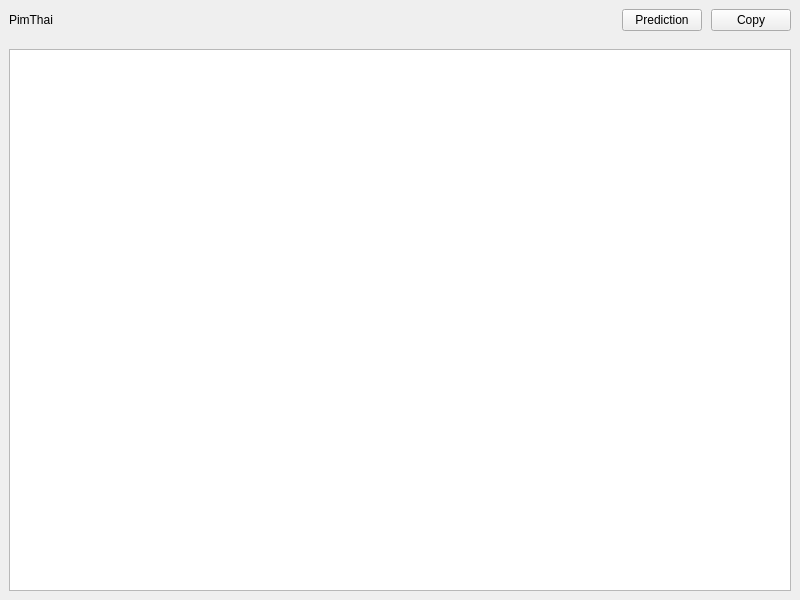
First picture: the form in PimThaiWindow.ui, repository iamjay/PimThai, before the edit.
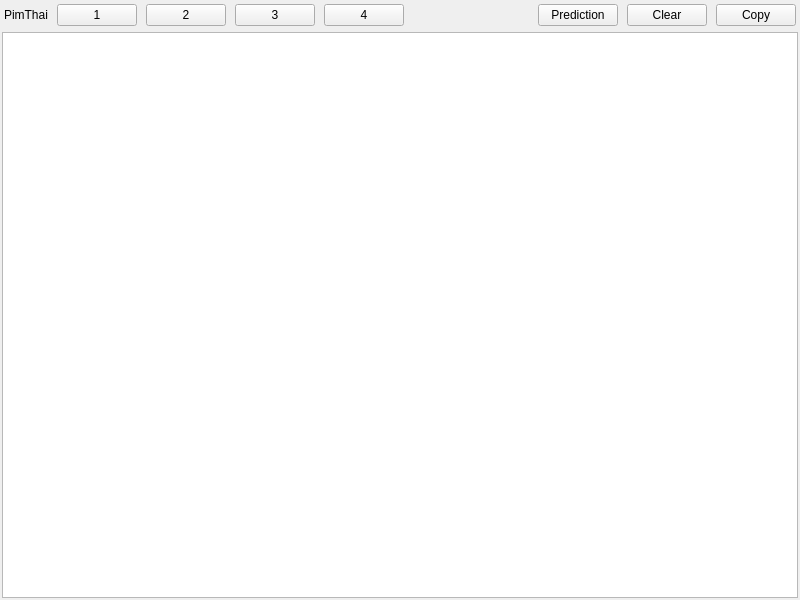
Second picture: the form after the edit.

```diff
--- a/PimThaiWindow.ui
+++ b/PimThaiWindow.ui
@@ -27,7 +27,7 @@
        <number>9</number>
       </property>
       <property name="margin">
-       <number>9</number>
+       <number>4</number>
       </property>
       <item>
        <widget class="QLabel" name="label">
@@ -36,6 +36,58 @@
         </property>
        </widget>
       </item>
+      <item>
+       <widget class="QPushButton" name="buf0Button">
+        <property name="focusPolicy">
+         <enum>Qt::NoFocus</enum>
+        </property>
+        <property name="text">
+         <string>1</string>
+        </property>
+        <property name="checkable">
+         <bool>true</bool>
+        </property>
+       </widget>
+      </item>
+      <item>
+       <widget class="QPushButton" name="buf1Button">
+        <property name="focusPolicy">
+         <enum>Qt::NoFocus</enum>
+        </property>
+        <property name="text">
+         <string>2</string>
+        </property>
+        <property name="checkable">
+         <bool>true</bool>
+        </property>
+       </widget>
+      </item>
+      <item>
+       <widget class="QPushButton" name="buf2Button">
+        <property name="focusPolicy">
+         <enum>Qt::NoFocus</enum>
+        </property>
+        <property name="text">
+         <string>3</string>
+        </property>
+        <property name="checkable">
+         <bool>true</bool>
+        </property>
+       </widget>
+      </item>
+      <item>
+       <widget class="QPushButton" name="buf3Button">
+        <property name="focusPolicy">
+         <enum>Qt::NoFocus</enum>
+        </property>
+        <property name="text">
+         <string>4</string>
+        </property>
+        <property name="checkable">
+         <bool>true</bool>
+        </property>
+       </widget>
+      </item>
       <item>
        <spacer name="horizontalSpacer">
         <property name="orientation">
@@ -65,6 +117,16 @@
         </property>
        </widget>
       </item>
+      <item>
+       <widget class="QPushButton" name="clearButton">
+        <property name="focusPolicy">
+         <enum>Qt::NoFocus</enum>
+        </property>
+        <property name="text">
+         <string>Clear</string>
+        </property>
+       </widget>
+      </item>
       <item>
        <widget class="QPushButton" name="copyButton">
         <property name="focusPolicy">
@@ -85,7 +147,7 @@
        </font>
       </property>
       <property name="styleSheet">
-       <string notr="true">margin: 9px;</string>
+       <string notr="true">margin: 2px;</string>
       </property>
      </widget>
     </item>
```
